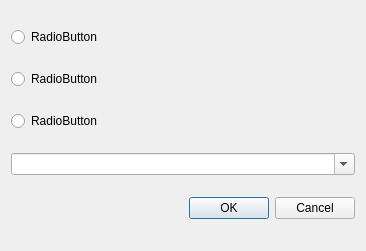
soramimi/Guitar, file src/CheckoutDialog.ui: the form before one commit.
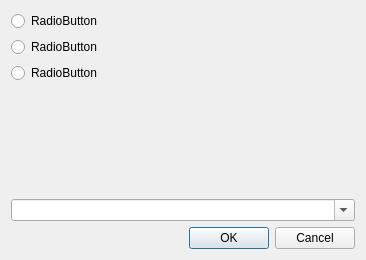
The form after the commit.

```diff
--- a/src/CheckoutDialog.ui
+++ b/src/CheckoutDialog.ui
@@ -7,7 +7,7 @@
     <x>0</x>
     <y>0</y>
     <width>366</width>
-    <height>251</height>
+    <height>260</height>
    </rect>
   </property>
   <property name="windowTitle">
@@ -35,6 +35,19 @@
      </property>
     </widget>
    </item>
+   <item>
+    <spacer name="verticalSpacer">
+     <property name="orientation">
+      <enum>Qt::Vertical</enum>
+     </property>
+     <property name="sizeHint" stdset="0">
+      <size>
+       <width>20</width>
+       <height>40</height>
+      </size>
+     </property>
+    </spacer>
+   </item>
    <item>
     <widget class="QComboBox" name="comboBox_branch_name">
      <property name="editable">
```
